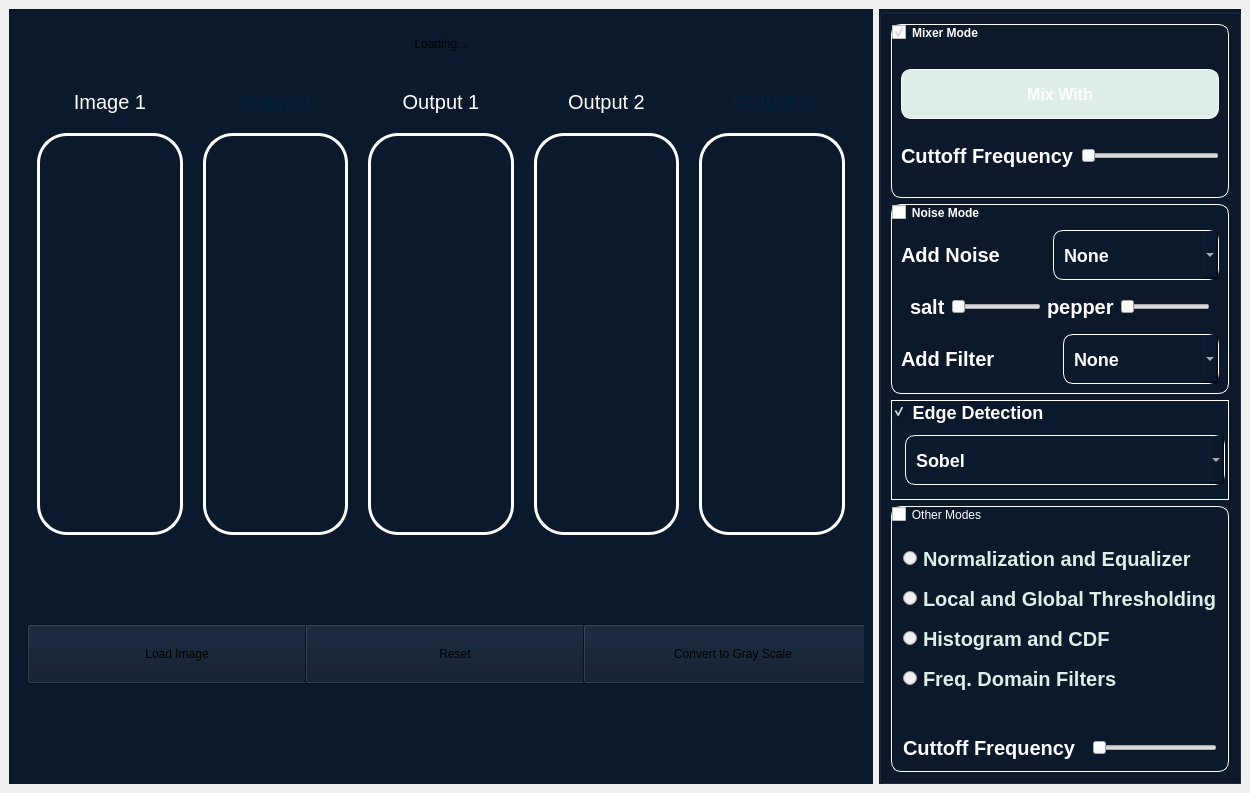
The window that design.ui (salahmohamed03/Image-filter) describes before a commit, drawn with Qt 5.
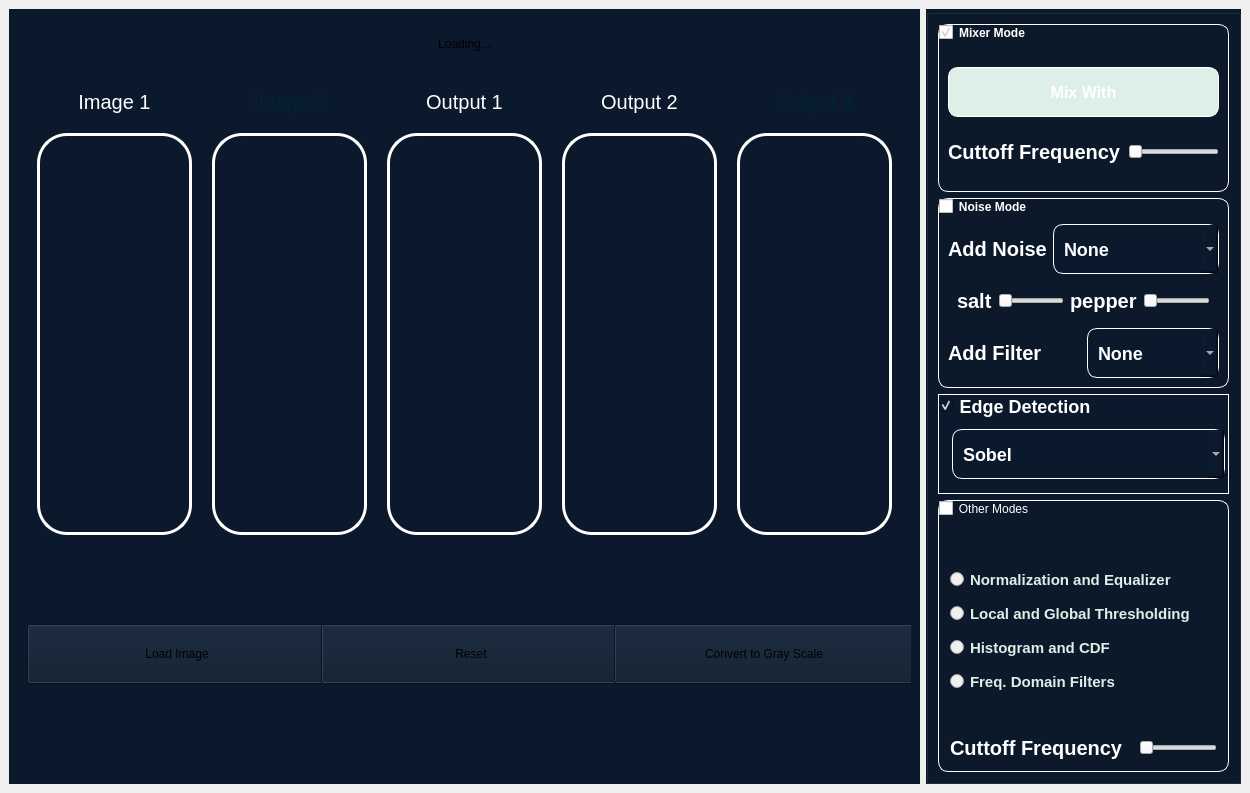
The same window after the commit.

Patch:
```diff
--- a/design.ui
+++ b/design.ui
@@ -948,10 +948,12 @@
              <widget class="QRadioButton" name="normalizationRadioButton">
               <property name="styleSheet">
                <string notr="true">border:none;
-text-align:center;
-font-size:20px;
-color:#DEEFE7;
-font-weight:bold;</string>
+                text-align:center;
+                font-size:15px;
+                color:#DEEFE7;
+                font-weight:bold;
+                margin-top: 30px;
+                </string>
               </property>
               <property name="text">
                <string>Normalization and Equalizer</string>
@@ -962,10 +964,11 @@
              <widget class="QRadioButton" name="thresholdingRadioButton">
               <property name="styleSheet">
                <string notr="true">border:none;
-text-align:center;
-font-size:20px;
-color:#DEEFE7;
-font-weight:bold;</string>
+                text-align:center;
+                font-size:15px;
+                color:#DEEFE7;
+                font-weight:bold;
+                </string>
               </property>
               <property name="text">
                <string>Local and Global Thresholding</string>
@@ -976,10 +979,11 @@
              <widget class="QRadioButton" name="histogramRadioButton">
               <property name="styleSheet">
                <string notr="true">border:none;
-text-align:center;
-font-size:20px;
-color:#DEEFE7;
-font-weight:bold;</string>
+                text-align:center;
+                font-size:15px;
+                color:#DEEFE7;
+                font-weight:bold;
+                </string>
               </property>
               <property name="text">
                <string>Histogram and CDF</string>
@@ -991,7 +995,7 @@
               <property name="styleSheet">
                 <string notr="true">border:none;
                     text-align:center;
-                    font-size:20px;
+                    font-size:15px;
                     color:#DEEFE7;
                     font-weight:bold;
                     margin-bottom:30px;
```
